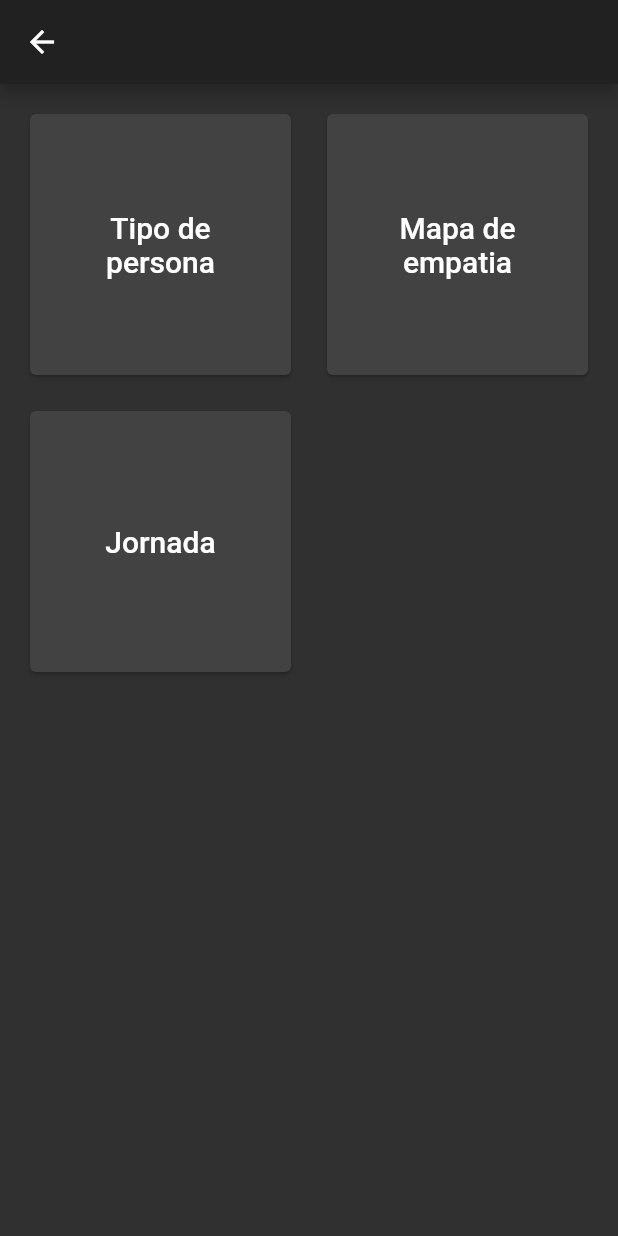
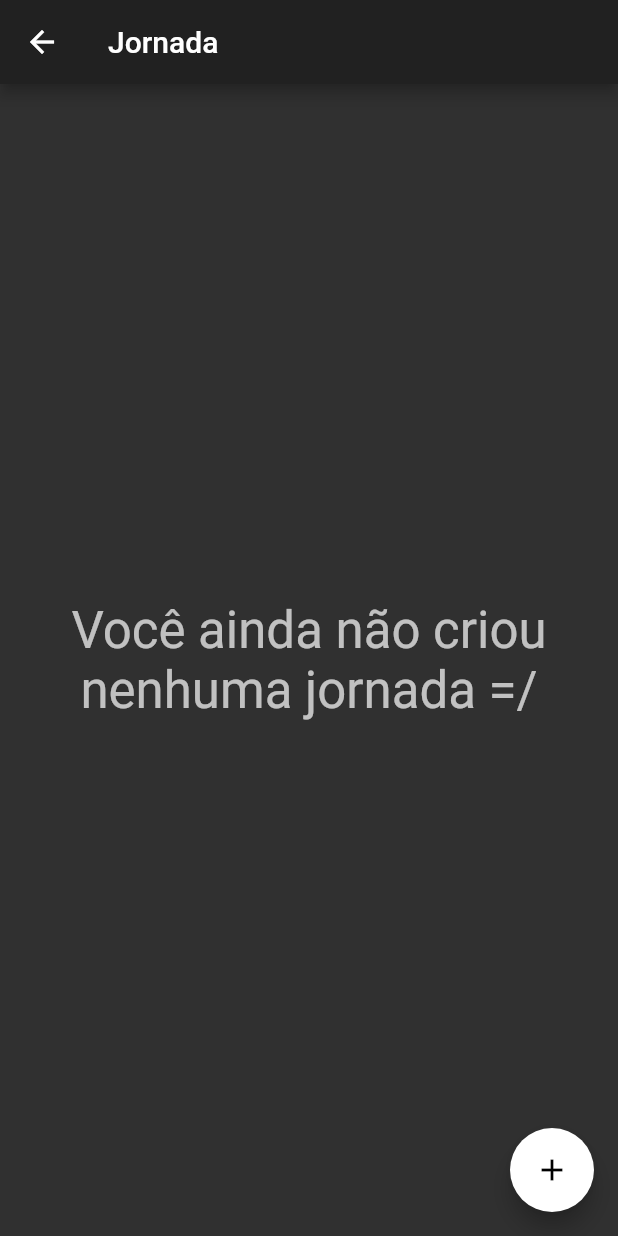
Before and after one commit to lucasgomes-eti/archimedes, a Flutter app: the PersonaMenuPage screen opened directly with empty values, after a tap on "Jornada", on a phone screen of 412 x 824 dp. Run offline on Flutter 3.47's test engine with Material 2 defaults, Android fonts, the phone set to English and light mode, and no system bars; our stand-ins replace sqflite; accounts and stored records are empty.

Commit message:
Adiciona jornada

```diff
--- /dev/null
+++ b/lib/dao/JornadaDAO.dart
@@ -0,0 +1,37 @@
+import 'package:archimedes/db/Database.dart';
+import 'package:archimedes/model/Jornada.dart';
+import 'package:sqflite/sqflite.dart';
+
+class JornadaDAO {
+  var database = DBProvider.db.database;
+
+  Future<int> create(Jornada jornada) async {
+    return database.then((Database db) async {
+      var res = await db.insert("jornada", jornada.toJson());
+      return res;
+    });
+  }
+
+  Future<List<Jornada>> readAll() async {
+    return await database.then((Database db) async {
+      var res = await db.query("jornada");
+      List<Jornada> list =
+          res.isNotEmpty ? res.map((p) => Jornada.fromJson(p)).toList() : [];
+      return list;
+    });
+  }
+
+  Future<int> update(Jornada newJornada) async {
+    return database.then((Database db) async {
+      var res = await db.update("jornada", newJornada.toJson(),
+          where: "jornadaId = ?", whereArgs: [newJornada.jornadaId]);
+      return res;
+    });
+  }
+
+  delete(int jornadaId) async {
+    await database.then((Database db) {
+      db.delete("jornada", where: "jornadaId = ?", whereArgs: [jornadaId]);
+    });
+  }
+}
--- /dev/null
+++ b/lib/ui/JornadaPage.dart
@@ -0,0 +1,134 @@
+import 'package:archimedes/dao/JornadaDAO.dart';
+import 'package:archimedes/model/Jornada.dart';
+import 'package:flutter/material.dart';
+
+class JornadaPage extends StatefulWidget {
+  final personaId;
+  JornadaPage({Key key, this.personaId}) : super(key: key);
+
+  @override
+  createState() => _JornadaState();
+}
+
+class _JornadaState extends State<JornadaPage> {
+  final dao = JornadaDAO();
+
+  TextEditingController editingControllerJornada;
+
+  void _salvarJornada() async {
+    await dao.create(Jornada(
+        personaId: widget.personaId, jornada: editingControllerJornada.text));
+    editingControllerJornada.text = '';
+  }
+
+  void _updateJornada(Jornada newJornada) async {
+    await dao.update(newJornada);
+    editingControllerJornada.text = '';
+  }
+
+  void _showDialogJornada([int jornadaId, String text]) {
+    void saveOrUpdate() {
+      if (jornadaId == null) {
+        _salvarJornada();
+      } else {
+        _updateJornada(Jornada(
+            jornadaId: jornadaId,
+            personaId: widget.personaId,
+            jornada: editingControllerJornada.text));
+      }
+      Navigator.pop(context);
+    }
+
+    editingControllerJornada.text = text;
+    showDialog(
+        context: context,
+        builder: (BuildContext buildContext) {
+          return AlertDialog(
+            title: Text('O que acontece na jornada da persona?'),
+            content: TextField(
+              autofocus: true,
+              controller: editingControllerJornada,
+              onEditingComplete: saveOrUpdate,
+            ),
+            actions: <Widget>[
+              FlatButton(
+                child: Text('Cancelar'),
+                onPressed: () {
+                  Navigator.pop(context);
+                },
+              ),
+              FlatButton(
+                child: Text('Adicionar'),
+                onPressed: saveOrUpdate,
+              )
+            ],
+          );
+        });
+  }
+
+  @override
+  void initState() {
+    super.initState();
+
+    editingControllerJornada = TextEditingController();
+  }
+
+  @override
+  void dispose() {
+    editingControllerJornada.dispose();
+
+    super.dispose();
+  }
+
+  @override
+  Widget build(BuildContext context) {
+    return Scaffold(
+      appBar: AppBar(
+        title: Text('Jornada'),
+      ),
+      body: FutureBuilder<List<Jornada>>(
+          future: dao.readAll(),
+          builder:
+              (BuildContext context, AsyncSnapshot<List<Jornada>> snapshot) {
+            if (snapshot.hasData) {
+              if (snapshot.data.isNotEmpty) {
+                return ListView.builder(
+                  itemCount: snapshot.data.length,
+                  itemBuilder: (BuildContext context, int index) {
+                    var item = snapshot.data[index];
+                    return Dismissible(
+                      key: UniqueKey(),
+                      background: Container(color: Colors.red),
+                      onDismissed: (direction) async {
+                        await dao.delete(item.jornadaId);
+                      },
+                      child: ListTile(
+                        title: Text(item.jornada),
+                        onTap: () {
+                          _showDialogJornada(item.jornadaId, item.jornada);
+                        },
+                      ),
+                    );
+                  },
+                );
+              } else {
+                return Center(
+                  child: Text(
+                    'Você ainda não criou nenhuma jornada =/',
+                    style: Theme.of(context).textTheme.display1,
+                    textAlign: TextAlign.center,
+                  ),
+                );
+              }
+            } else {
+              return Center(child: CircularProgressIndicator());
+            }
+          }),
+      floatingActionButton: FloatingActionButton(
+        onPressed: _showDialogJornada,
+        tooltip: 'Criar Jornada',
+        child: Icon(Icons.add),
+      ),
+    );
+  }
+}
--- a/lib/ui/PersonaMenuPage.dart
+++ b/lib/ui/PersonaMenuPage.dart
@@ -1,4 +1,6 @@
 import 'package:archimedes/model/persona/Persona.dart';
+import 'package:archimedes/ui/JornadaPage.dart';
+import 'package:archimedes/ui/MapaEmpatiaPage.dart';
 import 'package:archimedes/ui/TipoPersonaPage.dart';
 import 'package:flutter/material.dart';
 
@@ -50,12 +52,12 @@ class PersonaMenuPage extends StatelessWidget {
                   )),
                 ),
                 onTap: () {
-                  // Navigator.push(
-                  //     context,
-                  //     MaterialPageRoute(
-                  //       builder: (context) =>
-                  //           ENaoEFazNaoFazPage(projetoId: projetoId),
-                  //     ));
+                  Navigator.push(
+                      context,
+                      MaterialPageRoute(
+                        builder: (context) =>
+                            MapaEmpatiaPage(personaId: persona.personaId),
+                      ));
                 },
               ),
             ),
@@ -71,11 +73,11 @@ class PersonaMenuPage extends StatelessWidget {
                   )),
                 ),
                 onTap: () {
-                  // Navigator.push(
-                  //     context,
-                  //     MaterialPageRoute(
-                  //         builder: (context) =>
-                  //             ObjetivoCaracteriscaPage(projetoId: projetoId)));
+                  Navigator.push(
+                      context,
+                      MaterialPageRoute(
+                          builder: (context) =>
+                              JornadaPage(personaId: persona.personaId)));
                 },
               ),
             )
--- a/lib/ui/PersonasPage.dart
+++ b/lib/ui/PersonasPage.dart
@@ -8,10 +8,10 @@ class PersonasPage extends StatefulWidget {
   PersonasPage({Key key, this.projetoId}) : super(key: key);
 
   @override
-  _PersonasPageState createState() => _PersonasPageState();
+  createState() => _PersonasState();
 }
 
-class _PersonasPageState extends State<PersonasPage> {
+class _PersonasState extends State<PersonasPage> {
   final dao = PersonaDAO();
 
   TextEditingController editingControllerNome;
```
